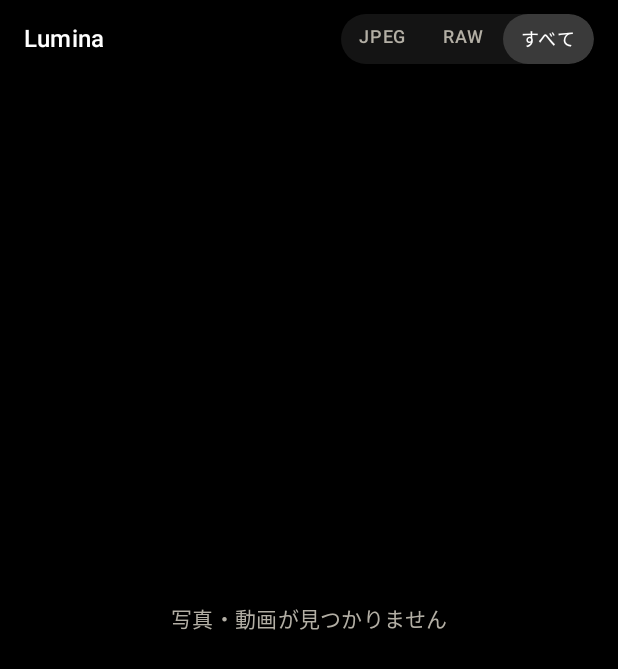
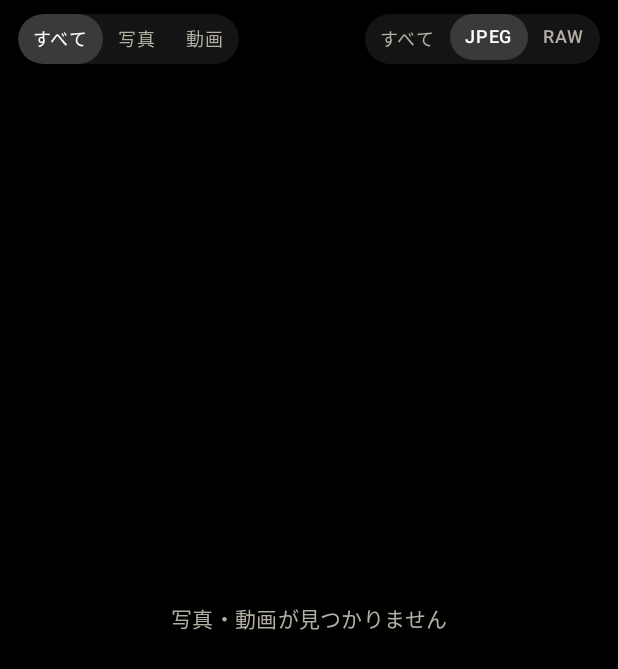
Before and after one commit to souru67-dot/gh_test_repo, an Android app built with Jetpack Compose: the screen it shows after launch (MainActivity), after a tap on "すべて", on a phone screen of 412 x 824 dp. Shown: the top 669 px of the screen. Run offline under Robolectric (Android 15) with nearby library versions, the phone set to English and light mode, and no system bars; pictures from the network do not load; 2 other taps on this screen came first.

```diff
--- a/app/src/main/java/com/souru/lumina/data/SettingsRepository.kt
+++ b/app/src/main/java/com/souru/lumina/data/SettingsRepository.kt
@@ -5,6 +5,7 @@ import androidx.datastore.preferences.core.edit
 import androidx.datastore.preferences.core.intPreferencesKey
 import androidx.datastore.preferences.core.stringPreferencesKey
 import androidx.datastore.preferences.preferencesDataStore
+import com.souru.lumina.data.model.MediaTypeFilter
 import com.souru.lumina.data.model.RawFilterMode
 import kotlinx.coroutines.flow.Flow
 import kotlinx.coroutines.flow.map
@@ -15,6 +16,7 @@ class SettingsRepository(private val context: Context) {
 
     private val gridColumnsKey = intPreferencesKey("grid_columns")
     private val rawFilterKey = stringPreferencesKey("raw_filter")
+    private val mediaTypeFilterKey = stringPreferencesKey("media_type_filter")
 
     val gridColumns: Flow<Int> = context.dataStore.data
         .map { (it[gridColumnsKey] ?: DEFAULT_COLUMNS).coerceIn(MIN_COLUMNS, MAX_COLUMNS) }
@@ -25,6 +27,17 @@ class SettingsRepository(private val context: Context) {
                 RawFilterMode.entries.firstOrNull { it.name == value }
             } ?: RawFilterMode.JPEG
         }
+
+    val mediaTypeFilter: Flow<MediaTypeFilter> = context.dataStore.data
+        .map { prefs ->
+            prefs[mediaTypeFilterKey]?.let { value ->
+                MediaTypeFilter.entries.firstOrNull { it.name == value }
+            } ?: MediaTypeFilter.ALL
+        }
+
+    suspend fun setMediaTypeFilter(filter: MediaTypeFilter) {
+        context.dataStore.edit { it[mediaTypeFilterKey] = filter.name }
+    }
 
     suspend fun setGridColumns(columns: Int) {
         context.dataStore.edit { it[gridColumnsKey] = columns.coerceIn(MIN_COLUMNS, MAX_COLUMNS) }
--- a/app/src/main/java/com/souru/lumina/data/model/Models.kt
+++ b/app/src/main/java/com/souru/lumina/data/model/Models.kt
@@ -24,6 +24,11 @@ data class MediaItem(
         get() = mimeType.equals("image/x-adobe-dng", ignoreCase = true) ||
             displayName.endsWith(".dng", ignoreCase = true)
 
+    /** MIMEタイプでの厳密なJPEG判定。 */
+    val isJpeg: Boolean
+        get() = mimeType.equals("image/jpeg", ignoreCase = true) ||
+            mimeType.equals("image/jpg", ignoreCase = true)
+
     val baseName: String
         get() = displayName.substringBeforeLast('.')
 
@@ -31,7 +36,10 @@ data class MediaItem(
         get() = Instant.ofEpochMilli(dateTakenMs).atZone(ZoneId.systemDefault()).toLocalDate()
 }
 
-/** RAW+JPEG の表示フィルタ。 */
+/** メディア種別の表示フィルタ(すべて / 写真のみ / 動画のみ)。 */
+enum class MediaTypeFilter { ALL, PHOTO, VIDEO }
+
+/** 写真の形式フィルタ(すべて / JPEG / RAW)。動画には適用しない。 */
 enum class RawFilterMode { JPEG, RAW, ALL }
 
 /**
--- a/app/src/main/java/com/souru/lumina/ui/gallery/GalleryScreen.kt
+++ b/app/src/main/java/com/souru/lumina/ui/gallery/GalleryScreen.kt
@@ -80,6 +80,7 @@ import com.souru.lumina.data.coil.MediaThumb
 import com.souru.lumina.data.model.GalleryEntry
 import com.souru.lumina.data.model.GridSlot
 import com.souru.lumina.data.model.MediaKind
+import com.souru.lumina.data.model.MediaTypeFilter
 import com.souru.lumina.data.model.RawFilterMode
 import com.souru.lumina.ui.viewer.ViewerScreen
 import com.souru.lumina.util.Lightroom
@@ -300,6 +301,7 @@ private fun GalleryGridScreen(
             selection = selection,
             onClearSelection = viewModel::clearSelection,
             onSelectFilter = viewModel::setFilter,
+            onSelectTypeFilter = viewModel::setTypeFilter,
             onSendSelectionToLightroom = onSendSelectionToLightroom,
             modifier = Modifier.align(Alignment.TopCenter),
         )
@@ -323,6 +325,7 @@ private fun GalleryTopBar(
     selection: Set<Long>,
     onClearSelection: () -> Unit,
     onSelectFilter: (RawFilterMode) -> Unit,
+    onSelectTypeFilter: (MediaTypeFilter) -> Unit,
     onSendSelectionToLightroom: () -> Unit,
     modifier: Modifier = Modifier,
 ) {
@@ -374,50 +377,67 @@ private fun GalleryTopBar(
                 modifier = Modifier
                     .fillMaxWidth()
                     .height(52.dp)
-                    .padding(horizontal = 16.dp),
+                    .padding(horizontal = 12.dp),
             ) {
-                Text(
-                    text = "Lumina",
-                    style = MaterialTheme.typography.titleMedium,
-                    fontWeight = FontWeight.Medium,
-                    color = Color.White,
+                // メディア種別(すべて/写真/動画)
+                FilterPillRow(
+                    options = listOf(
+                        MediaTypeFilter.ALL to "すべて",
+                        MediaTypeFilter.PHOTO to "写真",
+                        MediaTypeFilter.VIDEO to "動画",
+                    ),
+                    selected = state.typeFilter,
+                    onSelect = onSelectTypeFilter,
                 )
                 Spacer(Modifier.weight(1f))
-                RawFilterSwitcher(filter = state.filter, onSelect = onSelectFilter)
+                // 写真の形式(すべて/JPEG/RAW)。動画のみ表示中は無効化
+                FilterPillRow(
+                    options = listOf(
+                        RawFilterMode.ALL to "すべて",
+                        RawFilterMode.JPEG to "JPEG",
+                        RawFilterMode.RAW to "RAW",
+                    ),
+                    selected = state.filter,
+                    enabled = state.typeFilter != MediaTypeFilter.VIDEO,
+                    onSelect = onSelectFilter,
+                )
             }
         }
     }
 }
 
-/** JPEG / RAW / すべて の表示モード切替(グリッド上部に常設)。 */
+/** ピル型の排他フィルタ切替。enabled=false時はグレーアウトして操作を無視する。 */
 @Composable
-private fun RawFilterSwitcher(
-    filter: RawFilterMode,
-    onSelect: (RawFilterMode) -> Unit,
+private fun <T> FilterPillRow(
+    options: List<Pair<T, String>>,
+    selected: T,
+    onSelect: (T) -> Unit,
+    enabled: Boolean = true,
 ) {
-    val options = listOf(
-        RawFilterMode.JPEG to "JPEG",
-        RawFilterMode.RAW to "RAW",
-        RawFilterMode.ALL to "すべて",
-    )
     Row(
         modifier = Modifier
             .clip(RoundedCornerShape(50))
-            .background(Color.White.copy(alpha = 0.08f)),
+            .background(Color.White.copy(alpha = if (enabled) 0.08f else 0.04f)),
     ) {
         options.forEach { (mode, label) ->
-            val selected = filter == mode
+            val isSelected = selected == mode
             Box(
                 modifier = Modifier
                     .clip(RoundedCornerShape(50))
-                    .background(if (selected) Color.White.copy(alpha = 0.16f) else Color.Transparent)
-                    .clickable { onSelect(mode) },
+                    .background(
+                        if (isSelected && enabled) Color.White.copy(alpha = 0.16f) else Color.Transparent,
+                    )
+                    .clickable(enabled = enabled) { onSelect(mode) },
             ) {
                 Text(
                     text = label,
                     style = MaterialTheme.typography.labelMedium,
-                    color = if (selected) Color.White else MaterialTheme.colorScheme.onSurfaceVariant,
-                    modifier = Modifier.padding(horizontal = 12.dp, vertical = 7.dp),
+                    color = when {
+                        !enabled -> Color.White.copy(alpha = 0.25f)
+                        isSelected -> Color.White
+                        else -> MaterialTheme.colorScheme.onSurfaceVariant
+                    },
+                    modifier = Modifier.padding(horizontal = 10.dp, vertical = 7.dp),
                 )
             }
         }
--- a/app/src/main/java/com/souru/lumina/ui/gallery/GalleryViewModel.kt
+++ b/app/src/main/java/com/souru/lumina/ui/gallery/GalleryViewModel.kt
@@ -12,6 +12,7 @@ import com.souru.lumina.data.model.GalleryEntry
 import com.souru.lumina.data.model.GridSlot
 import com.souru.lumina.data.model.MediaItem
 import com.souru.lumina.data.model.MediaKind
+import com.souru.lumina.data.model.MediaTypeFilter
 import com.souru.lumina.data.model.RawFilterMode
 import com.souru.lumina.data.pairing.PairCandidate
 import com.souru.lumina.data.pairing.RawJpegPairer
@@ -34,6 +35,7 @@ data class GalleryUiState(
     val entries: List<GalleryEntry> = emptyList(),
     val slotIndexOfEntry: Map<Long, Int> = emptyMap(),
     val filter: RawFilterMode = RawFilterMode.JPEG,
+    val typeFilter: MediaTypeFilter = MediaTypeFilter.ALL,
     val columns: Int = SettingsRepository.DEFAULT_COLUMNS,
 )
 
@@ -67,9 +69,10 @@ class GalleryViewModel(
         combine(
             pairedMedia,
             settingsRepository.rawFilter,
+            settingsRepository.mediaTypeFilter,
             settingsRepository.gridColumns,
-        ) { paired, filter, columns ->
-            buildState(paired, filter, columns)
+        ) { paired, filter, typeFilter, columns ->
+            buildState(paired, filter, typeFilter, columns)
         }
             .flowOn(Dispatchers.Default)
             .stateIn(viewModelScope, SharingStarted.WhileSubscribed(5_000), GalleryUiState())
@@ -77,15 +80,30 @@ class GalleryViewModel(
     private fun buildState(
         paired: PairedMedia,
         filter: RawFilterMode,
+        typeFilter: MediaTypeFilter,
         columns: Int,
     ): GalleryUiState {
         val byId = paired.media.associateBy { it.id }
 
-        // 動画はペアリング対象外なので全モードで表示する
-        val visible = when (filter) {
-            RawFilterMode.ALL -> paired.media
-            RawFilterMode.JPEG -> paired.media.filter { it.kind == MediaKind.VIDEO || !it.isRaw }
-            RawFilterMode.RAW -> paired.media.filter { it.kind == MediaKind.VIDEO || it.isRaw }
+        val visible = paired.media.filter { item ->
+            // 1軸目: メディア種別(MEDIA_TYPEベース)
+            val typeOk = when (typeFilter) {
+                MediaTypeFilter.ALL -> true
+                MediaTypeFilter.PHOTO -> item.kind == MediaKind.IMAGE
+                MediaTypeFilter.VIDEO -> item.kind == MediaKind.VIDEO
+            }
+            if (!typeOk) return@filter false
+
+            // 2軸目: 写真の形式(MIMEベース)。動画には適用せず、
+            // JPEG/RAW選択時は動画をフィルタ結果に混ぜない
+            when {
+                item.kind == MediaKind.VIDEO -> filter == RawFilterMode.ALL
+                else -> when (filter) {
+                    RawFilterMode.ALL -> true
+                    RawFilterMode.JPEG -> item.isJpeg
+                    RawFilterMode.RAW -> item.isRaw
+                }
+            }
         }
         val entries = visible.map { GalleryEntry(it, paired.pairs[it.id]?.let(byId::get)) }
 
@@ -110,6 +128,7 @@ class GalleryViewModel(
             entries = entries,
             slotIndexOfEntry = slotIndexOfEntry,
             filter = filter,
+            typeFilter = typeFilter,
             columns = columns,
         )
     }
@@ -120,6 +139,10 @@ class GalleryViewModel(
 
     fun setFilter(mode: RawFilterMode) {
         viewModelScope.launch { settingsRepository.setRawFilter(mode) }
+    }
+
+    fun setTypeFilter(filter: MediaTypeFilter) {
+        viewModelScope.launch { settingsRepository.setMediaTypeFilter(filter) }
     }
 
     fun toggleSelection(id: Long) {
```
